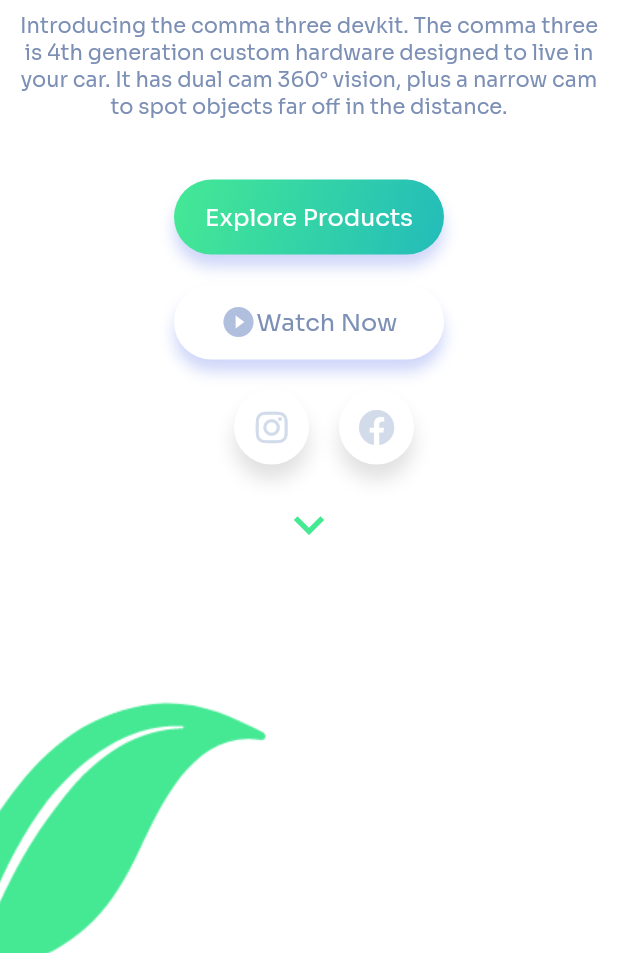
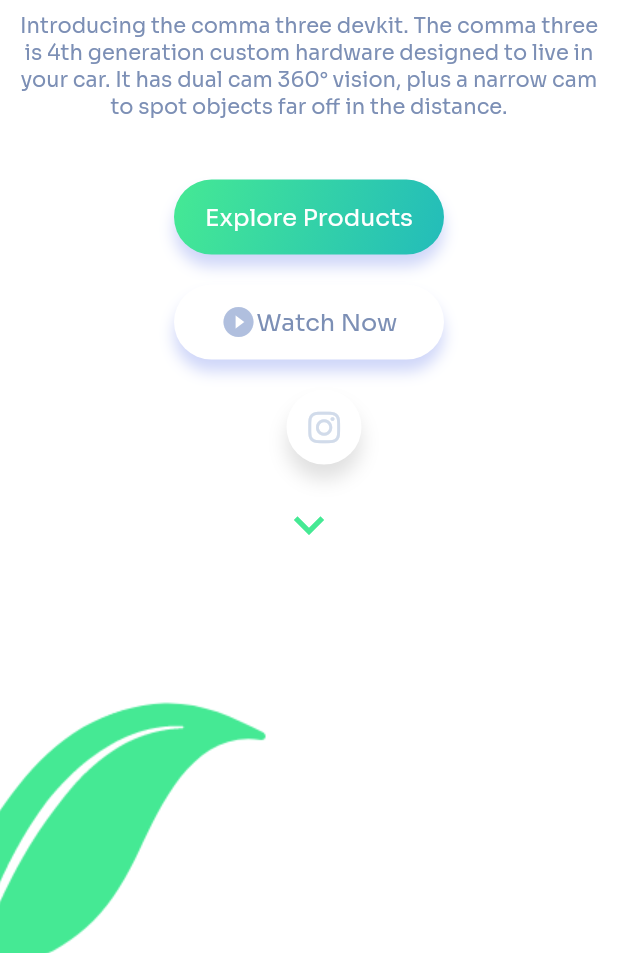
Before and after one commit to Jaredeco/Flutter-Web-Store-InProgess, a Flutter app: the screen it shows after launch, on a phone screen of 412 x 824 dp, the part 283-1236 px from its top. Run offline on Flutter 3.47's test engine with Material 2 defaults, Android fonts, the light colour scheme and no system bars; drawn by our look-alikes of animated_background; our stand-ins replace awesome_dialog, badges, cloud_firestore, firebase_core, firebase_storage, fluro and 8 more; missing offline and left inert: mailto, parallax_animation; accounts and stored records are empty.

Commit message:
Updated hosting specific files

```diff
--- a/lib/controllers/product_controller.dart
+++ b/lib/controllers/product_controller.dart
@@ -7,7 +7,7 @@
 
 class ProductController extends GetxController {
   static ProductController instance = Get.find();
-  static List<String> orderBys = ["Najnovšie", "Najdrahšie", "Najlacnejšie"];
+  static List<String> orderBys = ["Najnovšie", "Najlacnejšie", "Najdrahšie"];
   var products = <ProductModel>[].obs;
   var selectedImage = 0.obs;
   var amount = 1.obs;
--- a/lib/screens/landing/landing_pages/landing_page.dart
+++ b/lib/screens/landing/landing_pages/landing_page.dart
@@ -188,9 +188,6 @@
                         SocialIcon(
                           icon: FontAwesomeIcons.instagram,
                         ),
-                        SocialIcon(
-                          icon: FontAwesomeIcons.facebook,
-                        ),
                       ],
                     ),
                     const SizedBox(height: 20),
```
Also changed, not shown: 2 other files.
